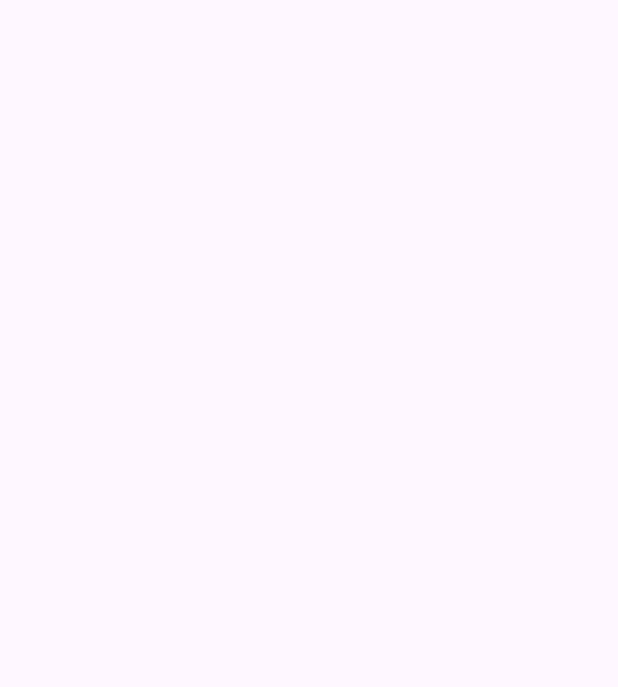
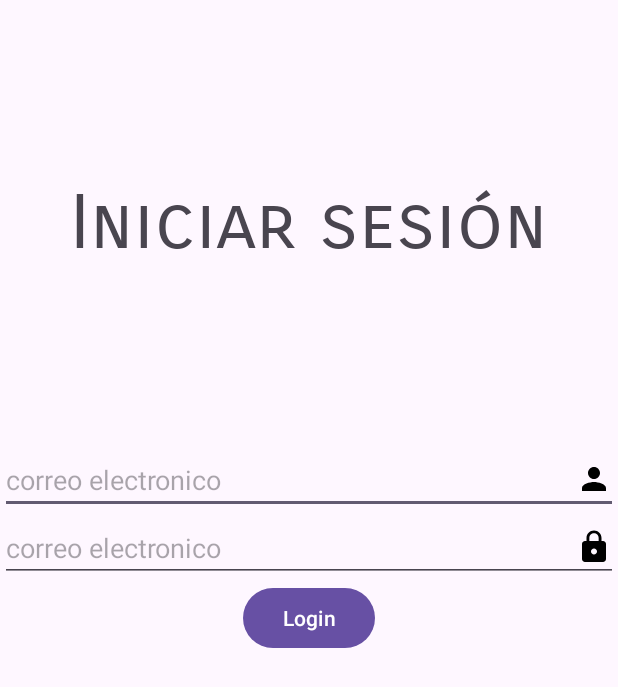
Before and after one commit to kaneraZh/2023.android_iot, an Android app: the screen it shows after launch (MainActivity), on a phone screen of 412 x 824 dp. Before the commit the part shown is empty. Shown: the top 687 px of the screen. Run offline under Robolectric (Android 15) with nearby library versions, the phone set to English and light mode, and no system bars.

Commit message:
main login
main login xml hecho

```diff
--- a/app/src/main/java/com/example/fundamentos/MainActivity.java
+++ b/app/src/main/java/com/example/fundamentos/MainActivity.java
@@ -1,9 +1,8 @@
 package com.example.fundamentos;
 
 import androidx.appcompat.app.AppCompatActivity;
+import android.os.Bundle;
 
-import android.content.Intent;
-import android.os.Bundle;
 public class MainActivity extends AppCompatActivity {
     @Override
     protected void onCreate(Bundle savedInstanceState) {
--- a/app/src/main/res/layout/activity_main.xml
+++ b/app/src/main/res/layout/activity_main.xml
@@ -1,8 +1,55 @@
 <?xml version="1.0" encoding="utf-8"?>
-<LinearLayout
-    android:id="@+id/main"
-    xmlns:android="http://schemas.android.com/apk/res/android"
+
+<androidx.constraintlayout.widget.ConstraintLayout xmlns:android="http://schemas.android.com/apk/res/android"
     android:layout_width="match_parent"
     android:layout_height="match_parent"
-    android:orientation="vertical">
-</LinearLayout>
+    xmlns:app="http://schemas.android.com/apk/res-auto">
+<!--<RelativeLayout-->
+<!--    android:id="@+id/main"-->
+<!--    xmlns:android="http://schemas.android.com/apk/res/android"-->
+<!--    android:layout_width="match_parent"-->
+<!--    android:layout_height="match_parent">-->
+<!--<LinearLayout-->
+<!--    android:id="@+id/main"-->
+<!--    xmlns:android="http://schemas.android.com/apk/res/android"-->
+<!--    android:layout_width="match_parent"-->
+<!--    android:layout_height="match_parent"-->
+<!--    android:orientation="vertical">-->
+
+    <TextView
+        android:id="@+id/title"
+        android:layout_width="match_parent"
+        android:layout_height="wrap_content"
+        android:gravity="center_horizontal"
+        android:text="Iniciar sesión"
+        android:textSize="50dp"
+        app:layout_constraintTop_toTopOf="parent"
+        app:layout_constraintBottom_toTopOf="@id/input_correo"
+        android:fontFamily="sans-serif-smallcaps"/>
+    <EditText
+        android:id="@+id/input_correo"
+        android:layout_width="match_parent"
+        android:layout_height="wrap_content"
+        android:hint="correo electronico"
+        app:layout_constraintBottom_toTopOf="@id/input_clave"
+        android:drawableRight="@drawable/baseline_person_24"/>
+    <EditText
+        android:id="@+id/input_clave"
+        android:layout_width="match_parent"
+        android:layout_height="wrap_content"
+        android:hint="correo electronico"
+        app:layout_constraintTop_toTopOf="p"
+        app:layout_constraintBottom_toTopOf="@id/btn_login"
+        android:drawableRight="@drawable/baseline_lock_24"/>
+    <Button
+        android:id="@+id/btn_login"
+        android:layout_width="wrap_content"
+        android:layout_height="wrap_content"
+        android:text="Login"
+        app:layout_constraintStart_toStartOf="parent"
+        app:layout_constraintEnd_toEndOf="parent"
+        app:layout_constraintTop_toTopOf="parent"
+        app:layout_constraintBottom_toBottomOf="parent"/>
+<!--</LinearLayout>-->
+<!--</RelativeLayout>-->
+</androidx.constraintlayout.widget.ConstraintLayout>
```
